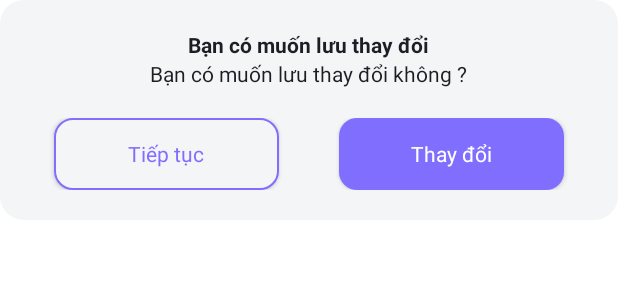
After one commit to chinhdl891/dinote_kotlin, an Android app: the layout dialog_update_dinote.xml on its own in the app's theme, with its tools: preview values and no code run, on a phone screen of 412 x 824 dp. The commit adds this screen. Shown: the top 300 px of the screen. Run offline under Robolectric (Android 15) with nearby library versions, the phone set to English and light mode, and no system bars.

Commit message:
fix error tag & update

```diff
--- a/app/src/main/java/com/bzk/dinoteslite/adapter/AddTagAdapter.kt
+++ b/app/src/main/java/com/bzk/dinoteslite/adapter/AddTagAdapter.kt
@@ -93,7 +93,7 @@ class AddTagAdapter(var onAddTag: () -> Unit, var onDeleteTag: (position: Int) -
                         mBinding.imvTagCancel.visibility = View.INVISIBLE
                         val contentTag = mBinding.edtAddTag.text.toString().trim()
                         if (contentTag.isNotEmpty()) {
-                            listTagModel!![layoutPosition].contentTag = contentTag
+                            listTagModel[layoutPosition].contentTag = contentTag
                             mBinding.edtAddTag.hint = ""
                         }
                         false
--- a/app/src/main/java/com/bzk/dinoteslite/view/activity/MainActivity.kt
+++ b/app/src/main/java/com/bzk/dinoteslite/view/activity/MainActivity.kt
@@ -117,7 +117,7 @@ class MainActivity : AppCompatActivity(), View.OnClickListener {
     fun loadFragment(fragment: Fragment, tag: String) {
 
         fragmentTransaction = supportFragmentManager.beginTransaction()
-        if (tag != MainFragment().javaClass.simpleName) {
+        if (tag != MainFragment::class.simpleName) {
             if (mBinding.drlMain.isDrawerOpen(GravityCompat.START)) {
                 mBinding.drlMain.closeDrawer(GravityCompat.START)
             }
--- a/app/src/main/java/com/bzk/dinoteslite/view/fragment/FavoriteFragment.kt
+++ b/app/src/main/java/com/bzk/dinoteslite/view/fragment/FavoriteFragment.kt
@@ -43,7 +43,7 @@ class FavoriteFragment : BaseFragment<FragmentFavoriteBinding>(), View.OnClickLi
                 super.onScrolled(recyclerView, dx, dy)
                 if (layoutManager.findLastVisibleItemPosition() == (viewModel.listFavorite.value?.size!! - 1)) {
                     if (viewModel.totalItem!! > 50) {
-                        if (viewModel.isLoading.value == false) {
+                        if (!viewModel.isLoading.value!!) {
                             viewModel.setUpLoadData()
                         }
                     }
--- a/app/src/main/java/com/bzk/dinoteslite/viewmodel/CreateFragmentViewModel.kt
+++ b/app/src/main/java/com/bzk/dinoteslite/viewmodel/CreateFragmentViewModel.kt
@@ -98,10 +98,7 @@ class CreateFragmentViewModel(application: Application) : AndroidViewModel(appli
 
     fun checkTagIsEmpty(): MutableList<TagModel> {
         tagModelList.value?.forEach {
-            var count: Int = tagDAO?.countTag(it.contentTag) ?: 0
-            if (count == 0) {
-                lisTagIsEmpty.add(it)
-            }
+            lisTagIsEmpty.add(it)
         }
         return lisTagIsEmpty
     }
--- /dev/null
+++ b/app/src/main/res/layout/dialog_update_dinote.xml
@@ -0,0 +1,54 @@
+<?xml version="1.0" encoding="utf-8"?>
+
+<layout xmlns:android="http://schemas.android.com/apk/res/android">
+
+    <data>
+
+    </data>
+
+    <LinearLayout
+        android:layout_width="match_parent"
+        android:layout_height="wrap_content"
+        android:background="@drawable/conner_view"
+        android:gravity="center"
+        android:orientation="vertical"
+        android:padding="@dimen/margin_view_to_view_largest">
+
+        <TextView
+            android:layout_width="wrap_content"
+            android:layout_height="wrap_content"
+            android:text="@string/txt_save_change"
+            android:textColor="@color/text_color"
+            android:textStyle="bold" />
+
+        <TextView
+            android:layout_width="wrap_content"
+            android:layout_height="wrap_content"
+            android:text="@string/question_and_answer_change_dinote"
+            android:textColor="@color/text_color" />
+
+        <LinearLayout
+            android:layout_width="match_parent"
+            android:layout_height="wrap_content"
+            android:layout_marginTop="@dimen/margin_view_to_view_largest"
+            android:weightSum="10">
+
+            <androidx.appcompat.widget.AppCompatButton
+                android:id="@+id/btn_change_dinote_continue"
+                style="@style/twoButton"
+                android:background="@drawable/coner_view_button_cancel"
+                android:text="@string/txt_continue"
+                android:textColor="@color/text_color_exit" />
+
+            <androidx.appcompat.widget.AppCompatButton
+                android:id="@+id/btn_change_dinote_save"
+                style="@style/twoButton"
+                android:layout_marginStart="@dimen/margin_start"
+                android:background="@drawable/coner_view_button_continues"
+                android:text="@string/txt_change"
+                android:textAllCaps="false"
+                android:textColor="@color/white" />
+        </LinearLayout>
+
+    </LinearLayout>
+</layout>
--- a/app/src/main/res/layout/fragment_detail.xml
+++ b/app/src/main/res/layout/fragment_detail.xml
@@ -19,8 +19,6 @@
         android:id="@+id/rlt_detail_all"
         android:layout_width="match_parent"
         android:layout_height="wrap_content"
-        android:layout_marginStart="@dimen/margin_view_to_view_small"
-        android:layout_marginEnd="@dimen/margin_view_to_view_small"
         android:background="@color/milky"
         android:orientation="vertical"
         tools:context=".view.fragment.DetailFragment">
@@ -218,6 +216,7 @@
                         </LinearLayout>
 
                         <androidx.recyclerview.widget.RecyclerView
+                            android:descendantFocusability="@{detailViewModel.blockView}"
                             android:id="@+id/rcv_create_tag"
                             android:layout_width="match_parent"
                             android:layout_height="wrap_content"
```
Also changed, not shown: app/src/main/java/com/bzk/dinoteslite/view/dialog/RemoveDialog.kt (added, +30 -0 lines), app/src/main/java/com/bzk/dinoteslite/view/dialog/UpdateDialog.kt (added, +35 -0 lines), app/src/main/java/com/bzk/dinoteslite/view/fragment/CreateFragment.kt (+9 -3 lines), app/src/main/java/com/bzk/dinoteslite/view/fragment/DetailFragment.kt (+26 -16 lines), app/src/main/java/com/bzk/dinoteslite/view/fragment/MainFragment.kt (+12 -6 lines), app/src/main/java/com/bzk/dinoteslite/view/fragment/ThemeFragment.kt (+5 -10 lines), app/src/main/java/com/bzk/dinoteslite/viewmodel/DetailFragmentViewModel.kt (+20 -15 lines), app/src/main/res/layout/dialog_remove_dinote.xml (added, +55 -0 lines), app/src/main/res/layout/fragment_create.xml (+4 -4 lines), app/src/main/res/layout/fragment_main.xml (+3 -5 lines).
